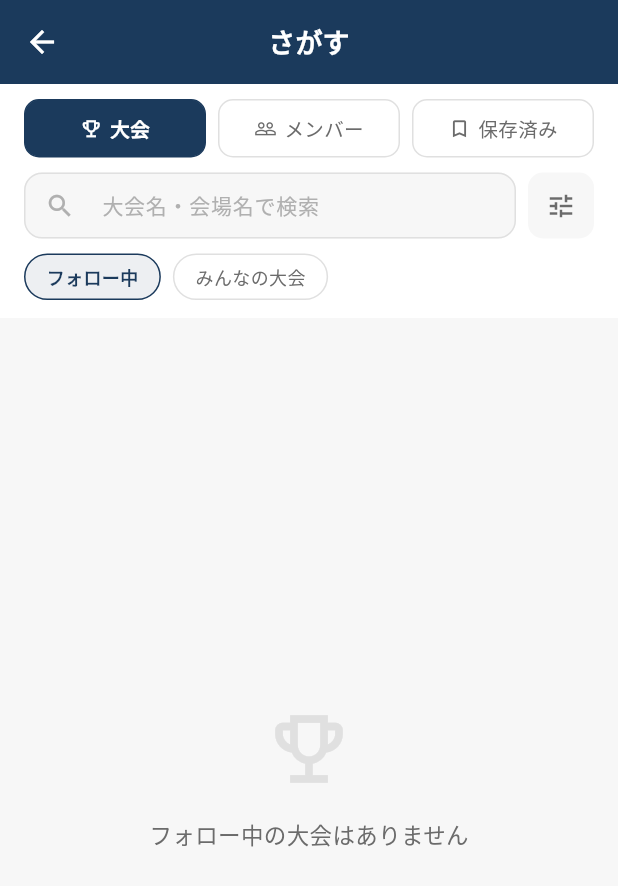
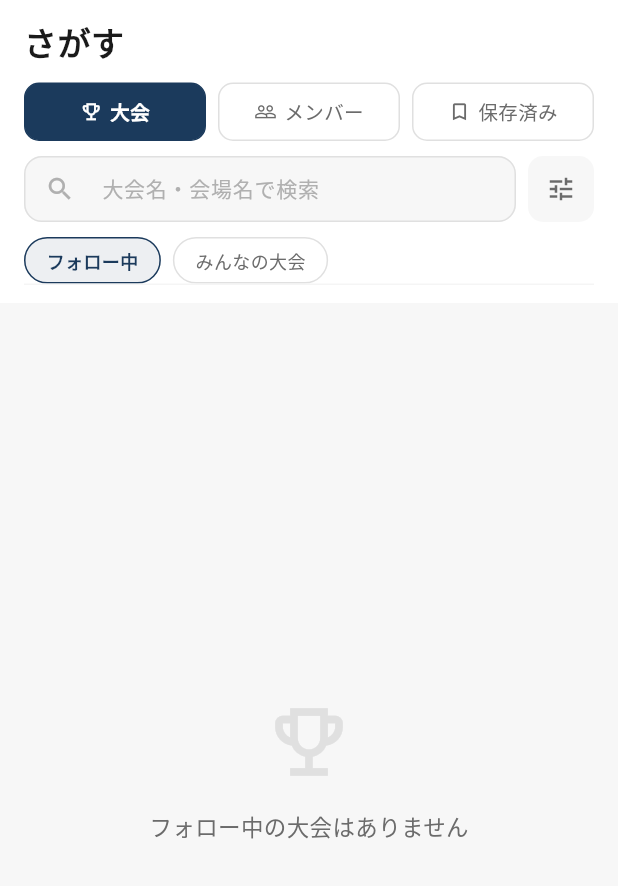
Before and after one commit to sofvo-dev/sofvo, a Flutter app: the TournamentSearchScreen screen opened directly, on a phone screen of 412 x 824 dp. Shown: the top 886 px of the screen. Run offline on Flutter 3.47's test engine with Material 3 defaults, Android fonts, the phone set to English and light mode, and no system bars; our stand-ins replace cloud_firestore, file_picker, firebase_auth, firebase_core, firebase_storage, google_fonts and 4 more; missing offline and left inert: dart:html, mobile_scanner; accounts and stored records are empty; network calls fail.

Commit message:
feat: さがすタブ上部UIを予定タブと統一（AppBar廃止・インラインタイトル）
- AppBar を廃止して SafeArea + インラインヘッダーに変更
- タイトル「さがす」をヘッダー内に追加（予定タブと同じ構造）
- ヘッダー末尾に区切り線を追加

Co-Authored-By: Claude Sonnet 4.6 <noreply@anthropic.com>

```diff
--- a/lib/screens/tournament/tournament_search_screen.dart
+++ b/lib/screens/tournament/tournament_search_screen.dart
@@ -111,24 +111,25 @@ class _TournamentSearchScreenState extends State<TournamentSearchScreen>
   Widget build(BuildContext context) {
     return Scaffold(
       backgroundColor: AppTheme.backgroundColor,
-      appBar: AppBar(
-        title: const Text('さがす'),
-        elevation: 0,
+      body: SafeArea(
+        child: Column(children: [
+          _buildHeader(),
+          if (_showFilter && _viewMode != 'saved') _buildFilterPanel(),
+          Expanded(child: _buildContent()),
+        ]),
       ),
-      body: Column(children: [
-        _buildHeader(),
-        if (_showFilter && _viewMode != 'saved') _buildFilterPanel(),
-        Expanded(child: _buildContent()),
-      ]),
     );
   }
 
-  // ━━━ ヘッダー（モード切替 + 検索バー） ━━━
+  // ━━━ ヘッダー（タイトル + モード切替 + 検索バー） ━━━
   Widget _buildHeader() {
     return Container(
       color: Colors.white,
-      padding: const EdgeInsets.fromLTRB(16, 10, 16, 12),
+      padding: const EdgeInsets.fromLTRB(16, 12, 16, 12),
       child: Column(crossAxisAlignment: CrossAxisAlignment.start, children: [
+        const Text('さがす',
+            style: TextStyle(fontSize: 22, fontWeight: FontWeight.bold, color: AppTheme.textPrimary)),
+        const SizedBox(height: 12),
         // モード切替タブ
         Row(children: [
           Expanded(child: _buildModeTab('大会', Icons.emoji_events_outlined, 'tournament')),
@@ -191,6 +192,7 @@ class _TournamentSearchScreenState extends State<TournamentSearchScreen>
             _buildTabToggle('みんなの${_viewMode == 'tournament' ? '大会' : 'メンバー'}', 1),
           ]),
         ],
+        Container(height: 1, color: Colors.grey[100]),
       ]),
     );
   }
```
